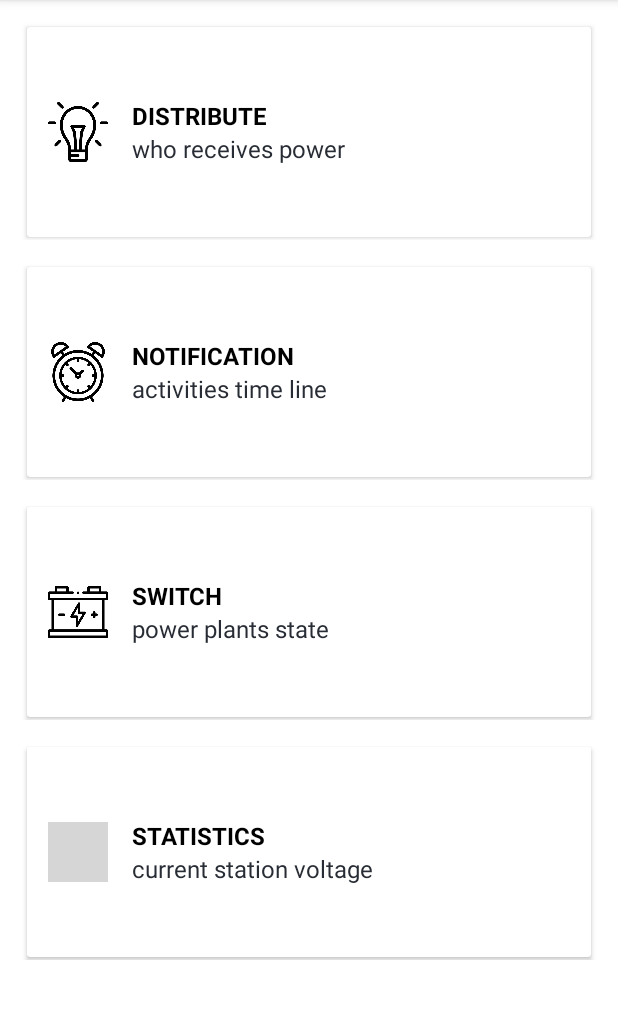
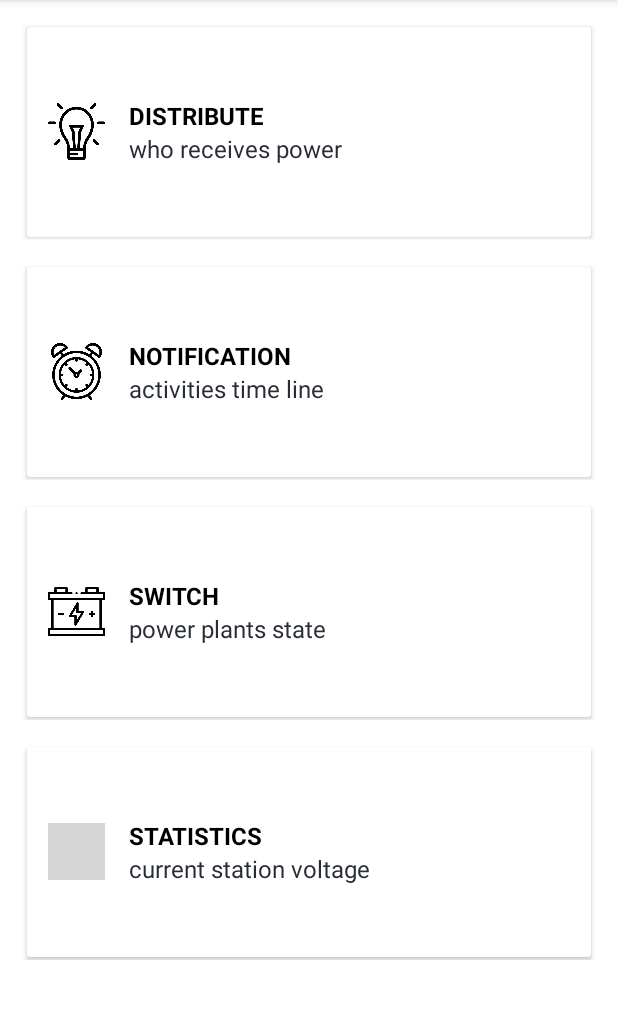
Before and after one commit to bckyrd-io/energy-mod, an Android app: the screen it shows after launch (MainActivity), on a phone screen of 412 x 824 dp, the part 84-1103 px from its top. Run offline under Robolectric (Android 15) with nearby library versions, the phone set to English and light mode, and no system bars; grey boxes are pictures that could not be loaded.

Commit message:
some android updates

```diff
--- a/androidmodule/app/src/main/res/layout/card_layout.xml
+++ b/androidmodule/app/src/main/res/layout/card_layout.xml
@@ -22,8 +22,8 @@
 
             <ImageView
                 android:id="@+id/card_image"
-                android:layout_width="40dp"
-                android:layout_height="40dp"
+                android:layout_width="38dp"
+                android:layout_height="38dp"
                 android:layout_gravity="center_vertical"
                 android:src="@drawable/ic_launcher_background" />
 
```
Also changed, not shown: 1 other file.
